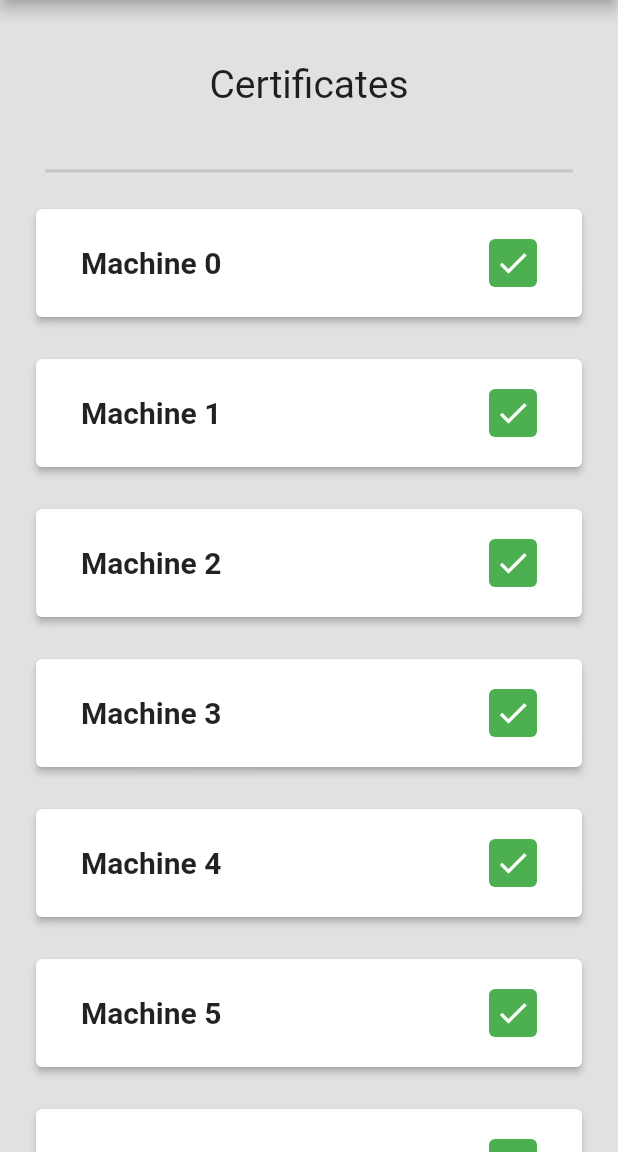
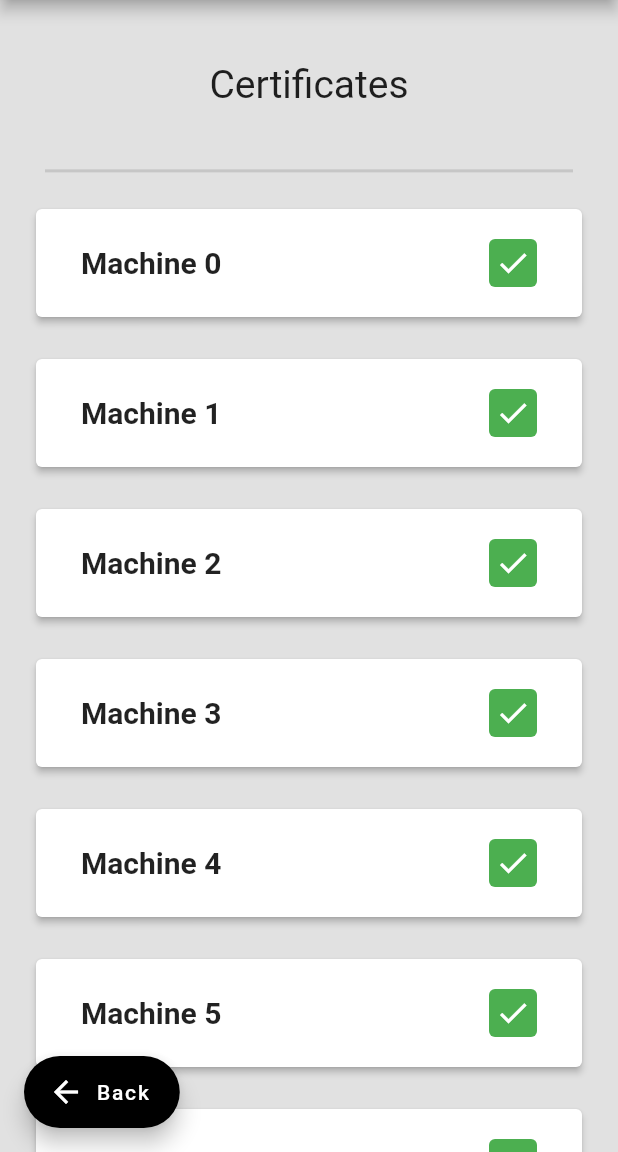
Before and after one commit to mohamedkuch/MIS-mobile-app, a Flutter app: the screen it shows after launch, on a phone screen of 412 x 824 dp, the part 84-1236 px from its top. Run offline on Flutter 3.47's test engine with Material 2 defaults, Android fonts, the phone set to English and light mode, and no system bars.

Commit message:
add back button

```diff
--- a/lucacertificate/lib/views/certificates_view.dart
+++ b/lucacertificate/lib/views/certificates_view.dart
@@ -111,13 +111,27 @@ class _CertifactesViewState extends State<CertifactesView> {
                           margin: EdgeInsets.only(right: 30),
                         ),
                       ],
-                      )),
+                    ),
+                  ),
                 );
               },
             ),
+            Padding(
+                padding: EdgeInsets.all(
+              MediaQuery.of(context).size.height * 0.05,
+            ))
           ],
         ),
       ),
+      floatingActionButton: FloatingActionButton.extended(
+        onPressed: () {
+          // Add your onPressed code here!
+        },
+        label: Text('Back'),
+        icon: Icon(Icons.arrow_back),
+        backgroundColor: Colors.black,
+      ),
+      floatingActionButtonLocation: FloatingActionButtonLocation.startFloat,
     );
   }
 }
```
Also changed, not shown: lucacertificate/lib/views/scan_view.dart (added). Lines whose indentation alone changed are shown as unchanged.
